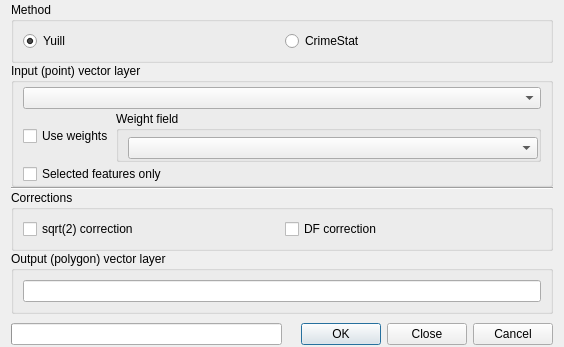
Qt form SDEllipse.ui (havatv/qgisstandarddeviationalellipseplugin) before a commit.
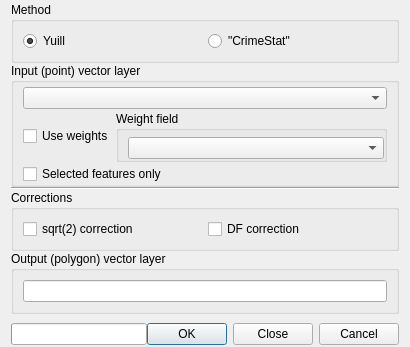
The same form after that commit.

Commit message: User interface adjustments

```diff
--- a/SDEllipse.ui
+++ b/SDEllipse.ui
@@ -6,7 +6,7 @@
    <rect>
     <x>0</x>
     <y>0</y>
-    <width>564</width>
+    <width>410</width>
     <height>347</height>
    </rect>
   </property>
@@ -47,7 +47,7 @@
            <string>Correction for DF and sqrt(2)</string>
           </property>
           <property name="text">
-           <string notr="true">CrimeStat</string>
+           <string notr="true">&quot;CrimeStat&quot;</string>
           </property>
          </widget>
         </item>
```
